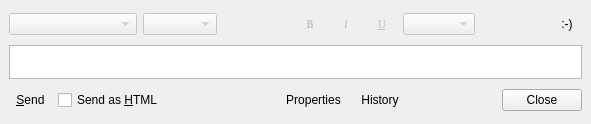
Fruneau/qRezix, file modules/chat/rzxchatui.ui: the form before one commit.
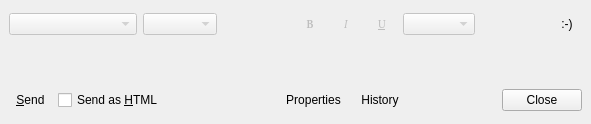
The form after the commit. Custom widgets are drawn as their Qt base class.

Patch:
```diff
--- a/modules/chat/rzxchatui.ui
+++ b/modules/chat/rzxchatui.ui
@@ -440,7 +440,7 @@
  <customwidgets>
   <customwidget>
    <class>RzxTextEdit</class>
-   <extends>QTextEdit</extends>
+   <extends></extends>
    <header>rzxtextedit.h</header>
    <container>0</container>
    <pixmap></pixmap>
```
Left out of the diff: 3 changed lines with no effect on the pictures.
